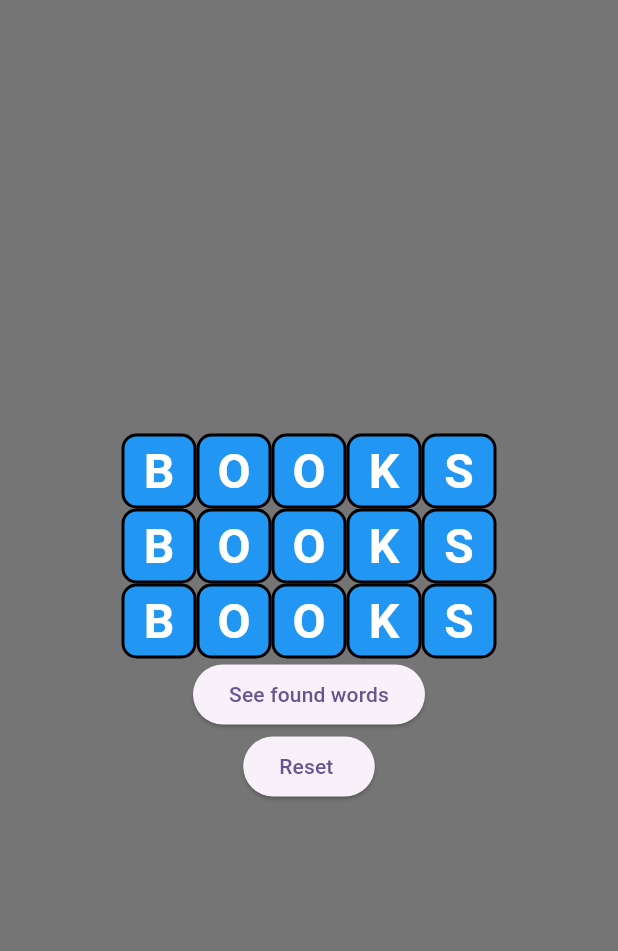
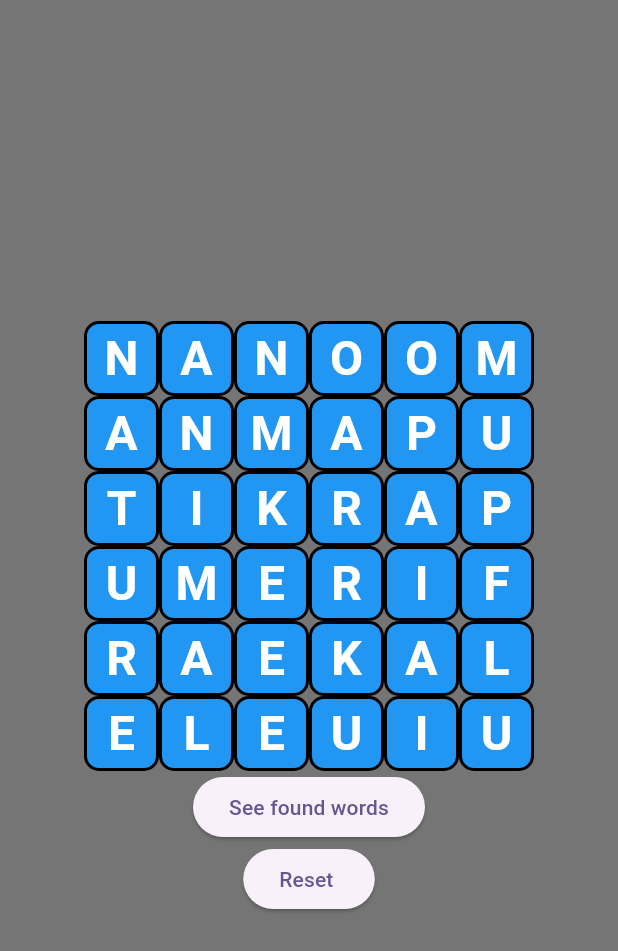
Before and after one commit to sahilbaig/word-search, a Flutter app: the screen it shows after launch, on a phone screen of 412 x 824 dp. Shown: the top 951 px of the screen. Run offline on Flutter 3.47's test engine with Material 3 defaults, Android fonts, the light colour scheme and no system bars; our stand-ins replace flutter_riverpod.

Commit message:
addidng features

```diff
--- a/lib/pages/home.dart
+++ b/lib/pages/home.dart
@@ -15,7 +15,7 @@ class Home extends ConsumerWidget {
       backgroundColor: Colors.black54,
       body: Center(
         child: Column(
-          mainAxisAlignment: MainAxisAlignment.center, // Center vertically
+          mainAxisAlignment: MainAxisAlignment.center,
           children: [
             GestureDetector(
                 onPanStart: (details) {},
@@ -29,7 +29,7 @@ class Home extends ConsumerWidget {
                       .read(pointerProvider.notifier)
                       .updateLocation(Offset(0, 0));
 
-                  print(ref.read(boardProvider.notifier).checkWord());
+                  print(ref.read(boardProvider));
                 },
                 child: Board()),
             MyButton(),
--- a/lib/widgets/board.dart
+++ b/lib/widgets/board.dart
@@ -2,20 +2,29 @@ import 'package:flutter/material.dart';
 import 'package:word_search/widgets/customBox.dart';
 
 class Board extends StatelessWidget {
-  const Board({super.key});
+  Board({super.key});
+
+  final boardLetters = [
+    ["N", "A", "N", "O", "O", "M"],
+    ["A", "N", "M", "A", "P", "U"],
+    ["T", "I", "K", "R", "A", "P"],
+    ["U", "M", "E", "R", "I", "F"],
+    ["R", "A", "E", "K", "A", "L"],
+    ["E", "L", "E", "U", "I", "U"],
+  ];
 
   @override
   Widget build(BuildContext context) {
     return Column(
       children: List.generate(
-        3,
+        boardLetters.length,
         (row) => Row(
           mainAxisAlignment: MainAxisAlignment.center,
           children: List.generate(
-            5,
+            boardLetters[row].length,
             (col) => Custombox(
-              letter: ["B", "O", "O", "K", "S"][col],
-              keyValue: ('$row-$col'),
+              letter: boardLetters[row][col],
+              keyValue: '$row-$col',
             ),
           ),
         ),
--- a/lib/widgets/customBox.dart
+++ b/lib/widgets/customBox.dart
@@ -2,6 +2,7 @@ import 'package:flutter/material.dart';
 import 'package:flutter_riverpod/flutter_riverpod.dart';
 import 'package:word_search/providers/board_provider.dart';
 import 'package:word_search/providers/pointer_provider.dart';
+import 'package:word_search/widgets/board.dart';
 
 class Custombox extends ConsumerStatefulWidget {
   final String letter;
@@ -33,7 +34,6 @@ class _CustomboxState extends ConsumerState<Custombox> {
         setState(() {
           isHovered = true;
         });
-        // Avoid modifying provider inside build, so schedule the update
         WidgetsBinding.instance.addPostFrameCallback((_) {
           board.addWidgetKey(widget.keyValue, widget.letter);
         });
@@ -45,8 +45,11 @@ class _CustomboxState extends ConsumerState<Custombox> {
   Widget build(BuildContext context) {
     final Offset pointer = ref.watch(pointerProvider);
     final BoardState = ref.watch(boardProvider).contains(widget.keyValue);
+
     checkHover(pointer); // Checking for hover on each frame
-    return Container(
+    return GestureDetector(
+      onPanUpdate: (details) => {print("inside the keys")},
+      child: Container(
         height: 50,
         width: 50,
         decoration: BoxDecoration(
@@ -64,6 +67,7 @@ class _CustomboxState extends ConsumerState<Custombox> {
             ),
           ),
         ),
+      ),
     );
   }
 }
```
Also changed, not shown: lib/providers/board_provider.dart (+11 -1 lines). Lines whose indentation alone changed are shown as unchanged.
